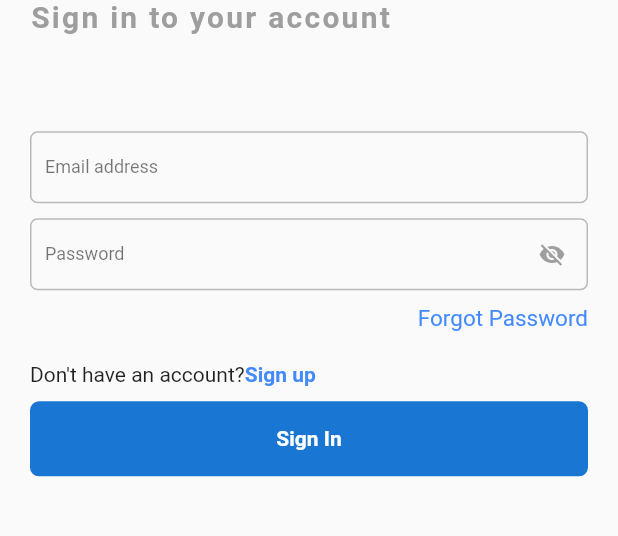
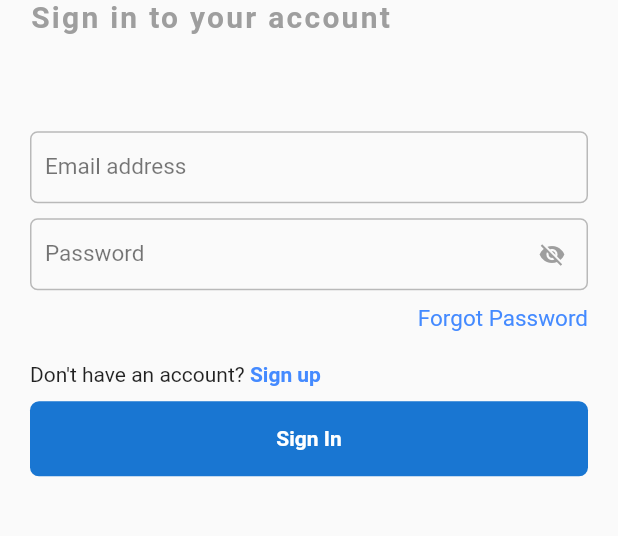
Before and after one commit to Bits001/OneTap-Grocery, a Flutter app: the screen it shows after launch, item 4 of the bottom bar chosen, after a tap on "Profile Information", on a phone screen of 412 x 824 dp, the part 275-811 px from its top. Run offline on Flutter 3.47's test engine with Material 2 defaults, Android fonts, the phone set to English and light mode, and no system bars; our stand-ins replace badges, cached_network_image, carousel_slider, flutter_snake_navigationbar, get, hive and 2 more; accounts and stored records are empty; network calls fail.

Commit message:
Sign up account screen and Input text field

```diff
--- a/lib/components/input_textField.dart
+++ b/lib/components/input_textField.dart
@@ -75,7 +75,11 @@ class _InputTextFieldState extends State<InputTextField> {
         onEditingComplete: widget.onEditComplete,
         obscureText: _isVisible,
         style:
-            const TextStyle(fontSize: 12.0, height: 2.0, color: Colors.black),
+            const TextStyle(
+          fontSize: 15,
+          height: 2.0,
+          color: Colors.black,
+        ),
         textAlign: widget.textAlign,
         autovalidateMode: AutovalidateMode.onUserInteraction,
         decoration: InputDecoration(
--- a/lib/view/account/auth/signIn_screen.dart
+++ b/lib/view/account/auth/signIn_screen.dart
@@ -1,5 +1,6 @@
 import 'package:ecommerce_app/components/input_textButton.dart';
 import 'package:ecommerce_app/components/input_textField.dart';
+import 'package:ecommerce_app/view/account/auth/signUp_screen.dart';
 import 'package:flutter/foundation.dart';
 import 'package:flutter/material.dart';
 
@@ -19,8 +20,13 @@ class SignInScreen extends StatelessWidget {
             const Spacer(
               flex: 1,
             ),
-            const Icon(
-              Icons.arrow_back_rounded,
+            InkWell(
+              onTap: () {
+                Navigator.pop(context);
+              },
+              child: const Icon(
+                Icons.arrow_back_rounded,
+              ),
             ),
             const Spacer(),
             const Text(
@@ -43,7 +49,9 @@ class SignInScreen extends StatelessWidget {
             const Spacer(
               flex: 1,
             ),
-            const InputTextField(title: 'Email address'),
+            const InputTextField(
+              title: 'Email address',
+            ),
             const SizedBox(
               height: 10,
             ),
@@ -72,14 +80,21 @@ class SignInScreen extends StatelessWidget {
             const SizedBox(
               height: 20,
             ),
-            const Row(
+            Row(
               //mainAxisAlignment: MainAxisAlignment.end,
               children: [
-                Text(
-                  "Don't have an account?",
+                const Text(
+                  "Don't have an account? ",
                 ),
                 InkWell(
-                  child: Text(
+                  onTap: () {
+                    Navigator.pushReplacement(
+                        context,
+                        MaterialPageRoute(
+                          builder: (context) => const SignUpScreen(),
+                        ));
+                  },
+                  child: const Text(
                     "Sign up",
                     style: TextStyle(
                       color: Colors.blueAccent,
```
Also changed, not shown: lib/view/account/auth/signUp_screen.dart (added, +156 -0 lines).
